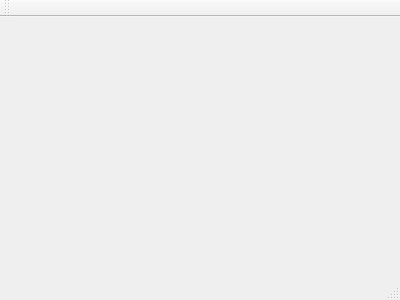
Before: the Qt Designer form mainwindow.ui in TimJones/RenameTV, drawn with Qt 5.
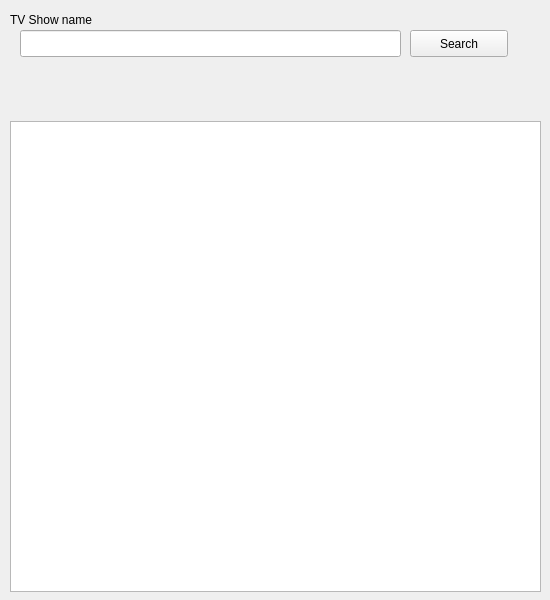
After: the same form once the commit is applied.

Commit message: Basic GUI developed with rudimentary seaching and episode listing

```diff
--- a/mainwindow.ui
+++ b/mainwindow.ui
@@ -1,24 +1,67 @@
 <ui version="4.0">
  <class>MainWindow</class>
- <widget class="QMainWindow" name="MainWindow" >
-  <property name="geometry" >
+ <widget class="QMainWindow" name="MainWindow">
+  <property name="geometry">
    <rect>
     <x>0</x>
     <y>0</y>
-    <width>400</width>
-    <height>300</height>
+    <width>550</width>
+    <height>600</height>
    </rect>
   </property>
   <property name="windowTitle" >
    <string>MainWindow</string>
   </property>
-  <widget class="QMenuBar" name="menuBar" />
-  <widget class="QToolBar" name="mainToolBar" />
-  <widget class="QWidget" name="centralWidget" />
-  <widget class="QStatusBar" name="statusBar" />
+  <widget class="QWidget" name="centralWidget">
+   <widget class="QListWidget" name="listEpisodes">
+    <property name="geometry">
+     <rect>
+      <x>10</x>
+      <y>121</y>
+      <width>531</width>
+      <height>471</height>
+     </rect>
+    </property>
+   </widget>
+   <widget class="QLineEdit" name="editName">
+    <property name="geometry">
+     <rect>
+      <x>20</x>
+      <y>30</y>
+      <width>381</width>
+      <height>27</height>
+     </rect>
+    </property>
+   </widget>
+   <widget class="QLabel" name="label">
+    <property name="geometry">
+     <rect>
+      <x>10</x>
+      <y>10</y>
+      <width>121</width>
+      <height>20</height>
+     </rect>
+    </property>
+    <property name="text">
+     <string>TV Show name</string>
+    </property>
+   </widget>
+   <widget class="QPushButton" name="buttonSearch">
+    <property name="geometry">
+     <rect>
+      <x>410</x>
+      <y>30</y>
+      <width>98</width>
+      <height>27</height>
+     </rect>
+    </property>
+    <property name="text">
+     <string>Search</string>
+    </property>
+   </widget>
+  </widget>
  </widget>
- <layoutDefault spacing="6" margin="11" />
- <pixmapfunction></pixmapfunction>
+ <layoutdefault spacing="6" margin="11"/>
  <resources/>
  <connections/>
 </ui>
```
Left out of the diff: 5 changed lines with no effect on the pictures. The commit also changes 2 other files.
